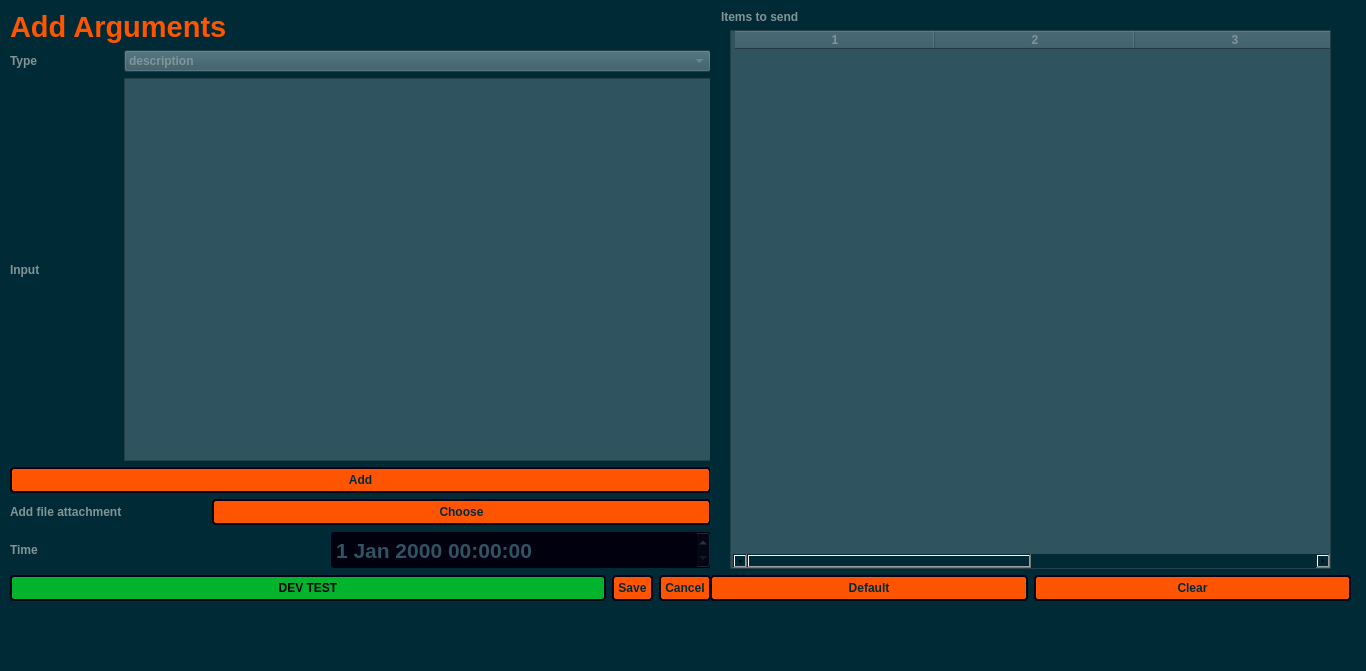
Qt form argdialog.ui (StronglogicSolutions/ky_gui) before a commit.
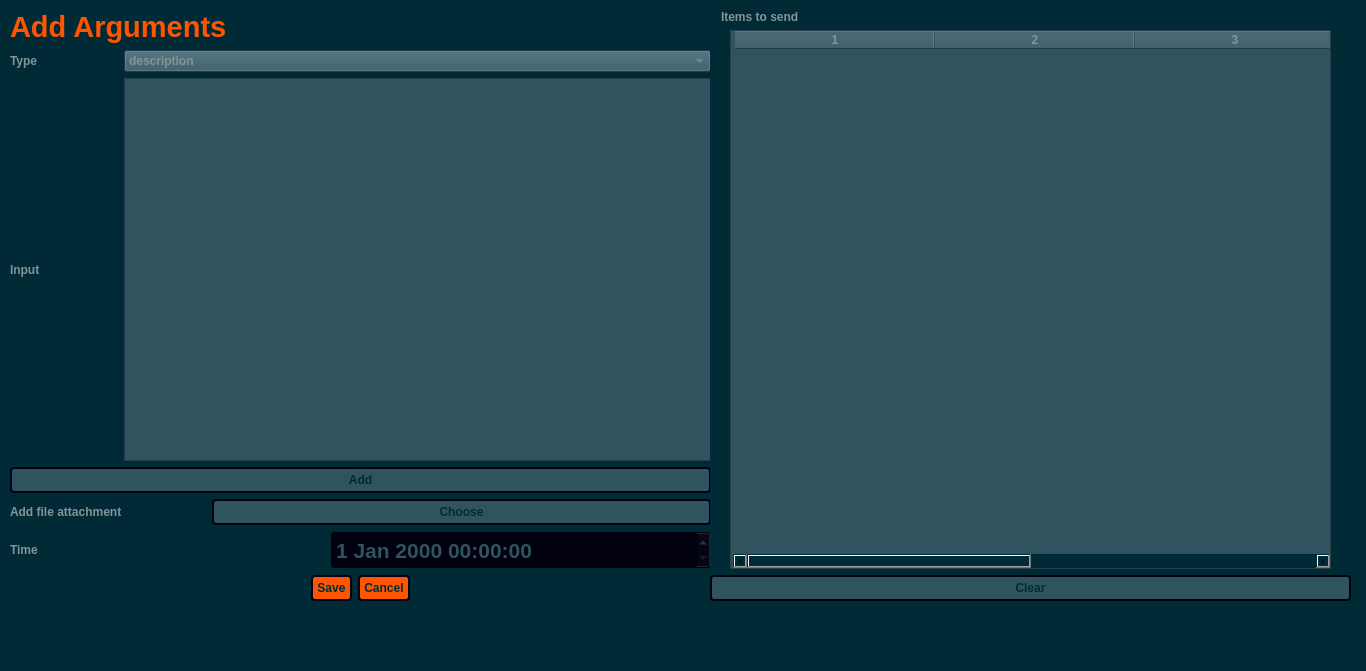
The same form after that commit. Icons and pictures are not drawn.

Commit message: preview images with spaces in filename fix order of events in events vector, to match UI simplified UI consistent button colours fix issue with display of image previes fixed default behaviour when clearing the args

What changed in the file:
```diff
--- a/argdialog.ui
+++ b/argdialog.ui
@@ -158,7 +158,7 @@
     <item>
      <widget class="QPushButton" name="addArgument">
       <property name="styleSheet">
-       <string notr="true">background-color: rgb(255, 85, 0);
+       <string notr="true">background-color: #2f535f;
 font: 87 11pt &quot;Noto Sans&quot;;
 color: rgb(0, 43, 54);
 font-weight: 700;
@@ -204,7 +204,7 @@
       <item>
        <widget class="QPushButton" name="addFile">
         <property name="styleSheet">
-         <string notr="true">background-color: rgb(255, 85, 0);
+         <string notr="true">background-color: #2f535f;
 font: 87 11pt &quot;Noto Sans&quot;;
 color: rgb(0, 43, 54);
 font-weight: 700;
@@ -276,27 +276,6 @@
     </item>
     <item>
      <layout class="QHBoxLayout" name="horizontalLayout_5">
-      <item>
-       <widget class="QPushButton" name="devTestButton">
-        <property name="styleSheet">
-         <string notr="true">background-color: rgb(130, 255, 121);
-background-color: rgb(2, 180, 43);
-font: 87 11pt &quot;Noto Sans&quot;;
-color: rgb(0, 0, 0);
-font-weight: 700;
-padding: 4px;
-border-style: outset;
-border-width: 2px;
-border-radius: 4px;
-border-color: #00000f;
-min-width: 4em;
-padding: 4px;</string>
-        </property>
-        <property name="text">
-         <string>DEV TEST</string>
-        </property>
-       </widget>
-      </item>
       <item>
        <widget class="QDialogButtonBox" name="argCommandButtons">
         <property name="sizePolicy">
@@ -436,30 +415,10 @@
     </item>
     <item>
      <layout class="QHBoxLayout" name="horizontalLayout_7">
-      <item>
-       <widget class="QPushButton" name="default_args">
-        <property name="styleSheet">
-         <string notr="true">background-color: rgb(255, 85, 0);
-font: 87 11pt &quot;Noto Sans&quot;;
-color: rgb(0, 43, 54);
-font-weight: 700;
-padding: 4px;
-border-style: outset;
-border-width: 2px;
-border-radius: 4px;
-border-color: #00000f;
-min-width: 4em;
-padding: 4px;</string>
-        </property>
-        <property name="text">
-         <string>Default</string>
-        </property>
-       </widget>
-      </item>
       <item>
        <widget class="QPushButton" name="clear">
         <property name="styleSheet">
-         <string notr="true">background-color: rgb(255, 85, 0);
+         <string notr="true">background-color: #2f535f;
 font: 87 11pt &quot;Noto Sans&quot;;
 color: rgb(0, 43, 54);
 font-weight: 700;
```
The commit also changes 4 other files.
